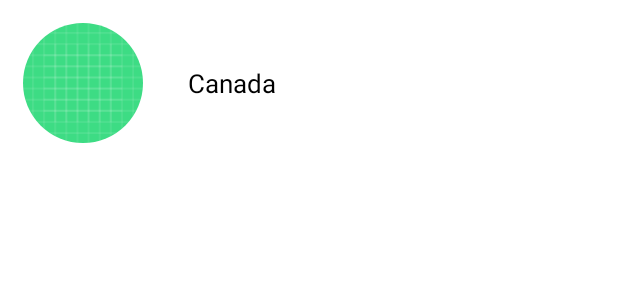
After one commit to james-jasenia/RECYCLER-VIEW-ANDROID, an Android app: the layout layout_listitem.xml on its own in the app's theme, with its tools: preview values and no code run, on a phone screen of 412 x 824 dp. The commit adds this screen. Shown: the top 300 px of the screen. Run offline under Robolectric (Android 15) with nearby library versions, the phone set to English and light mode, and no system bars.

Commit message:
Created RecyclerViewAdapter

```diff
--- /dev/null
+++ b/app/src/main/res/layout/layout_listitem.xml
@@ -0,0 +1,27 @@
+<?xml version="1.0" encoding="utf-8"?>
+<RelativeLayout xmlns:android="http://schemas.android.com/apk/res/android"
+    android:layout_width="match_parent" android:layout_height="wrap_content"
+    android:padding="15dp"
+    android:id="@+id/parent_layout">
+
+    <de.hdodenhof.circleimageview.CircleImageView
+        android:layout_width="80dp"
+        android:layout_height="80dp"
+        android:id="@+id/image"
+        android:src="@drawable/ic_launcher_background">
+    </de.hdodenhof.circleimageview.CircleImageView>
+
+    <TextView
+        android:id="@+id/image_name"
+        android:layout_width="wrap_content"
+        android:layout_height="wrap_content"
+        android:text="Canada"
+        android:layout_toRightOf="@+id/image"
+        android:textColor="#000"
+        android:layout_centerVertical="true"
+        android:layout_marginLeft="30dp"
+        android:textSize="17sp">
+
+    </TextView>
+
+</RelativeLayout>
```
Also changed, not shown: app/src/main/java/com/example/todolistprototype/MainActivity.java (+50 -0 lines), app/src/main/java/com/example/todolistprototype/RecyclerViewAdapter.java (added, +89 -0 lines), app/src/main/res/layout/activity_main.xml (+7 -36 lines).
